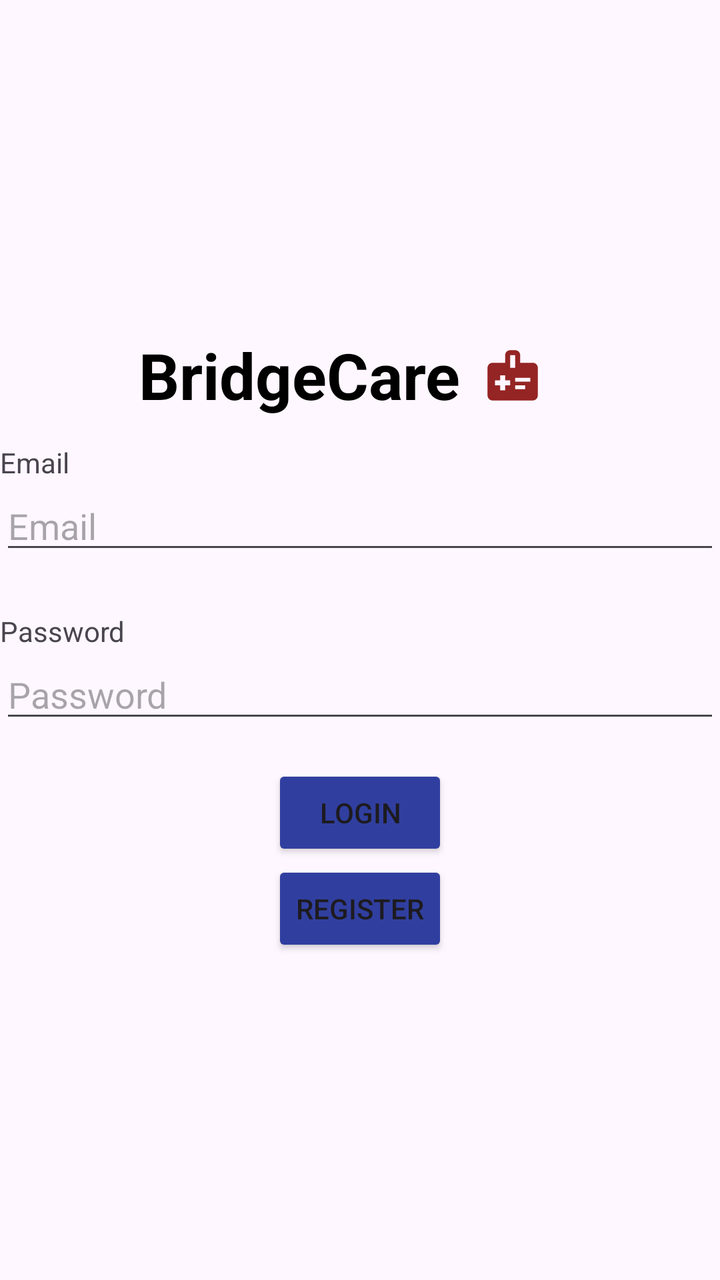
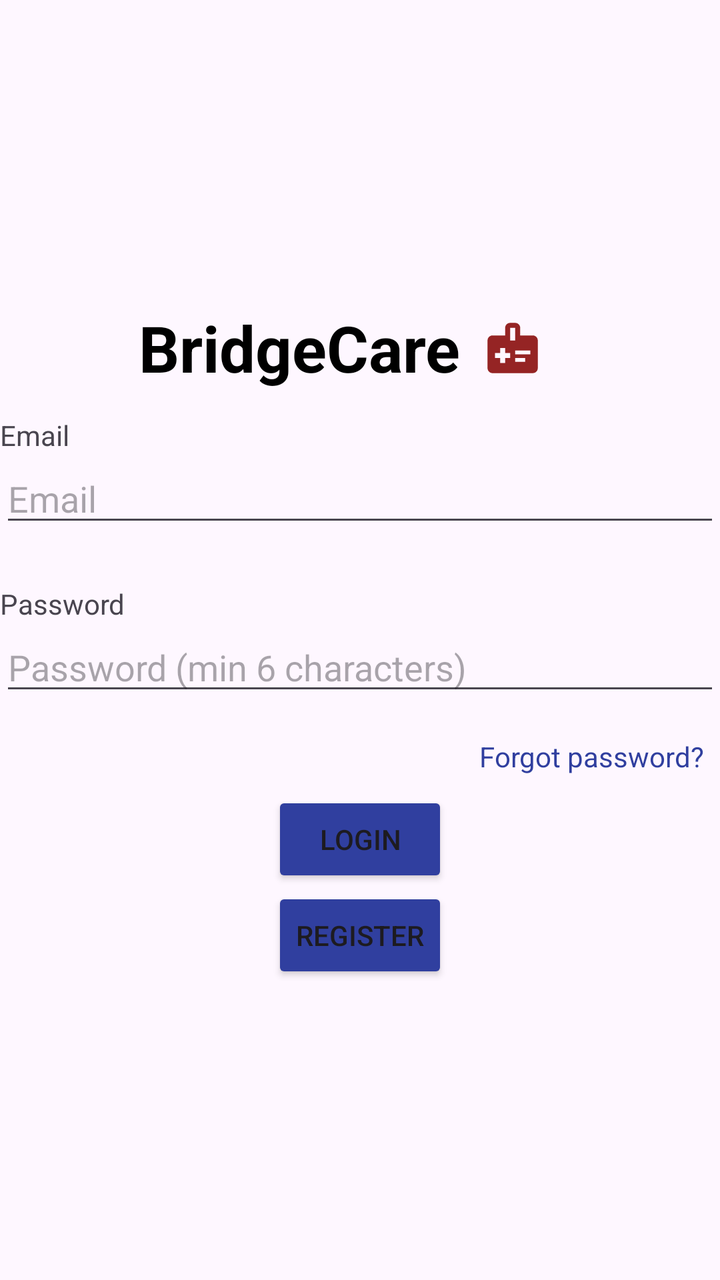

The first picture is an Android layout as it rendered before a commit; the second is the same layout after the commit. The layout source and the unified diff follow.
<!-- AndroidManifest.xml: application theme Theme.BridgeCare -->
<!-- res/layout/activity_login.xml -->
<?xml version="1.0" encoding="utf-8"?>
<LinearLayout xmlns:android="http://schemas.android.com/apk/res/android"
    xmlns:app="http://schemas.android.com/apk/res-auto"
    android:id="@+id/main"
    android:layout_width="match_parent"
    android:layout_height="match_parent"
    android:orientation="vertical"
    android:gravity="center"
    android:layout_margin="16dp">


    <LinearLayout
        android:layout_width="match_parent"
        android:layout_height="wrap_content"
        android:orientation="horizontal"
        android:gravity="center">

        <TextView
            android:id="@+id/labelBridgeCare"
            android:layout_width="wrap_content"
            android:layout_height="wrap_content"
            android:gravity="center_vertical"
            android:text="BridgeCare"
            android:textSize="32sp"
            android:textStyle="bold"
            android:textColor="#000000" />

        <ImageView
            android:id="@+id/imageLogo"
            android:layout_width="52dp"
            android:layout_height="52dp"
            android:src="@drawable/care_connect_image_foreground"
            android:contentDescription="Logo"
            android:layout_marginEnd="8dp" />
    </LinearLayout>

    <TextView
        android:layout_width="match_parent"
        android:layout_height="wrap_content"
        android:layout_marginTop="8dp"
        android:text="Email" />

    <EditText
        android:id="@+id/emailEditText"
        android:layout_width="match_parent"
        android:layout_height="wrap_content"
        android:hint="Email"
        android:inputType="textEmailAddress"
        android:layout_marginBottom="16dp" />

    <TextView
        android:layout_width="match_parent"
        android:layout_height="wrap_content"
        android:layout_marginTop="8dp"
        android:text="Password" />

    <EditText
        android:id="@+id/passwordEditText"
        android:layout_width="match_parent"
        android:layout_height="wrap_content"
        android:hint="Password"
        android:inputType="textPassword"
        android:layout_marginBottom="16dp" />

    <Button
        android:id="@+id/loginButton"
        android:layout_width="wrap_content"
        android:layout_height="wrap_content"
        android:text="LOGIN"
        android:backgroundTint="#303F9F"
        app:cornerRadius="5dp" />
    <Button
        android:id="@+id/toRegisterButton"
        android:layout_width="wrap_content"
        android:layout_height="wrap_content"
        android:text="REGISTER"
        android:backgroundTint="#303F9F"
        app:cornerRadius="5dp"/>
</LinearLayout>
<!-- resources referenced by this layout -->
<resources>
  <!-- drawable care_connect_image_foreground (drawable) -->
  <vector xmlns:android="http://schemas.android.com/apk/res/android"
      android:width="108dp"
      android:height="108dp"
      android:viewportWidth="24"
      android:viewportHeight="24"
      android:tint="#952424">
    <group android:scaleX="0.58"
        android:scaleY="0.58"
        android:translateX="5.04"
        android:translateY="5.04">
      <path
          android:fillColor="@android:color/white"
          android:pathData="M20,7h-5V4c0,-1.1 -0.9,-2 -2,-2h-2C9.9,2 9,2.9 9,4v3H4C2.9,7 2,7.9 2,9v11c0,1.1 0.9,2 2,2h16c1.1,0 2,-0.9 2,-2V9C22,7.9 21.1,7 20,7zM11,4h2v5h-2V4zM11,16H9v2H7v-2H5v-2h2v-2h2v2h2V16zM13,14.5V13h6v1.5H13zM13,17.5V16h4v1.5H13z"/>
    </group>
  </vector>
  <style name="Theme.BridgeCare" parent="Base.Theme.BridgeCare" />
  <style name="Base.Theme.BridgeCare" parent="Theme.Material3.DayNight.NoActionBar">
          
          
      </style>
</resources>

<!-- the commit's change to res/layout/activity_login.xml (unified diff, before → after) -->
@@ -58,9 +58,27 @@
         android:id="@+id/passwordEditText"
         android:layout_width="match_parent"
         android:layout_height="wrap_content"
-        android:hint="Password"
+        android:hint="@string/password_hint"
         android:inputType="textPassword"
-        android:layout_marginBottom="16dp" />
+        android:layout_marginBottom="8dp" />
+
+    <TextView
+        android:id="@+id/forgotPasswordButton"
+        android:layout_width="wrap_content"
+        android:layout_height="wrap_content"
+        android:layout_gravity="end"
+        android:clickable="true"
+        android:focusable="true"
+        android:padding="8dp"
+        android:text="@string/forgot_password"
+        android:textColor="#303F9F" />
+
+    <ProgressBar
+        android:id="@+id/authProgressBar"
+        android:layout_width="wrap_content"
+        android:layout_height="wrap_content"
+        android:layout_marginTop="8dp"
+        android:visibility="gone" />
 
     <Button
         android:id="@+id/loginButton"
<!-- resource entries referenced after the edit -->
@@ -16,6 +16,8 @@
           android:pathData="M20,7h-5V4c0,-1.1 -0.9,-2 -2,-2h-2C9.9,2 9,2.9 9,4v3H4C2.9,7 2,7.9 2,9v11c0,1.1 0.9,2 2,2h16c1.1,0 2,-0.9 2,-2V9C22,7.9 21.1,7 20,7zM11,4h2v5h-2V4zM11,16H9v2H7v-2H5v-2h2v-2h2v2h2V16zM13,14.5V13h6v1.5H13zM13,17.5V16h4v1.5H13z"/>
     </group>
   </vector>
+  <string name="forgot_password">Forgot password?</string>
+  <string name="password_hint">Password (min 6 characters)</string>
   <style name="Theme.BridgeCare" parent="Base.Theme.BridgeCare" />
   <style name="Base.Theme.BridgeCare" parent="Theme.Material3.DayNight.NoActionBar">
           
